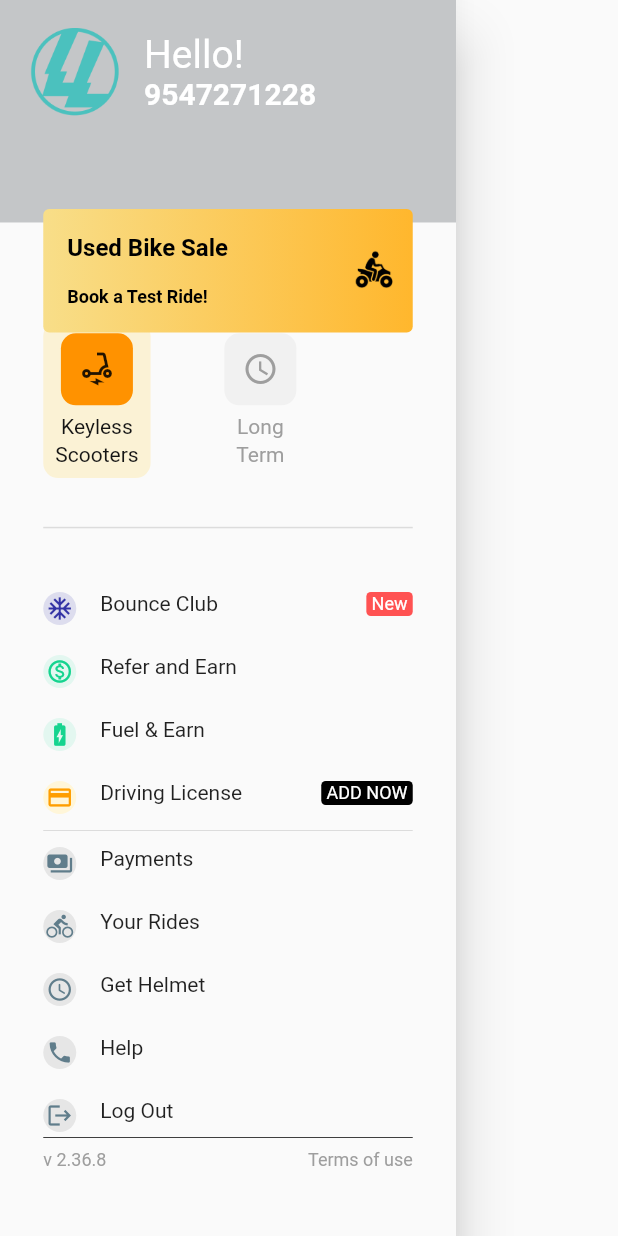
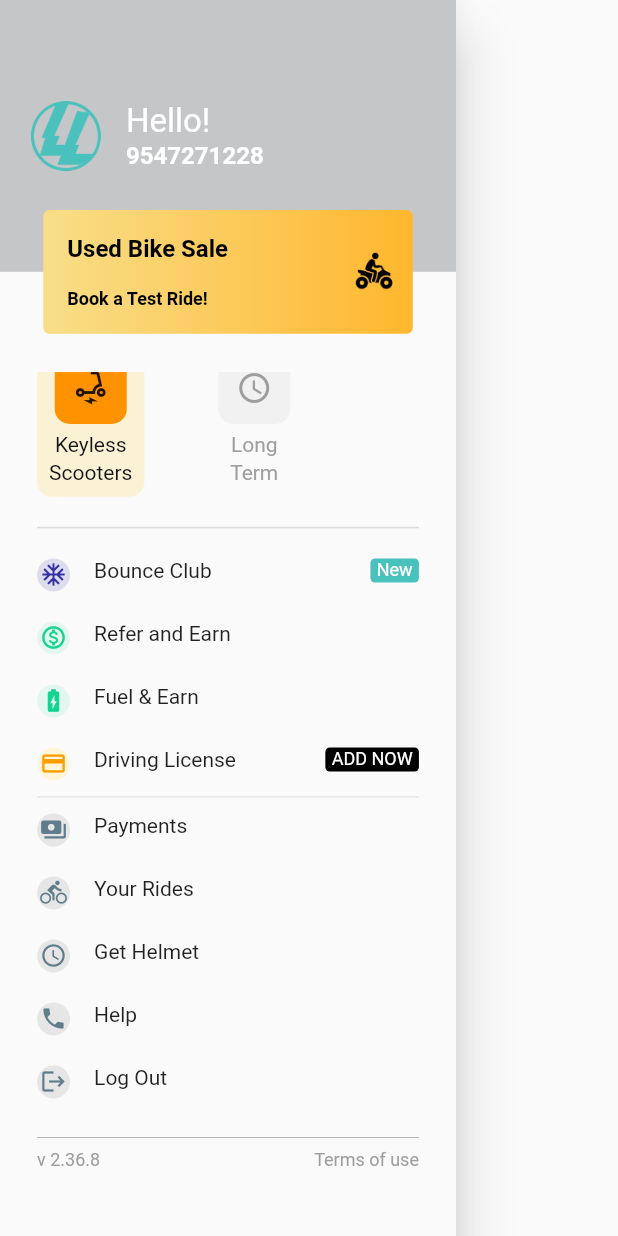
Before and after one commit to prabhunath111/ui_design_micelio, a Flutter app: the MapDrawer widget shown alone on an empty page, opened directly, on a phone screen of 412 x 824 dp. Run offline on Flutter 3.47's test engine with Material 2 defaults, Android fonts, the phone set to English and light mode, and no system bars; our stand-ins replace google_maps_flutter.

Commit message:
fixed issues of drawer

```diff
--- a/lib/screens/map/map_drawer.dart
+++ b/lib/screens/map/map_drawer.dart
@@ -20,15 +20,33 @@
             color: Color(0xFFFAFAFA),
             child: ListView(
               children: [
+                SizedBox(height: screenHeight * 0.275),
+                ImageTextColumn(),
+                Container(
+                    margin: EdgeInsets.only(
+                        left: screenWidth * 0.06, right: screenWidth * 0.06),
+                    child:
+                        Divider(height: screenHeight * 0.05, thickness: 1.0)),
+                MenuDrawer()
+              ],
+            ),
+          ),
+        ),
+        Positioned(
+          top: 0.0,
+          right: 0.0,
+          left: 0.0,
+          child: Column(
+            children: [
               Container(
                 padding: EdgeInsets.only(left: 20.0),
-                  height: screenHeight * 0.18,
+                height: screenHeight * 0.22,
                 child: Align(
-                    alignment: Alignment(0, -0.6),
+                  alignment: Alignment(0, 0),
                   child: Row(
                     children: [
                       CircleAvatar(
-                          radius: 30.0,
+                        radius: 24.0,
                         backgroundColor: const Color(0xFFC4C6C8),
                         child: new Image.asset(
                           'assets/images/png2.png',
@@ -43,14 +61,14 @@
                             "Hello!",
                             style: TextStyle(
                                 color: Colors.white,
-                                  fontSize: 26.0,
+                                fontSize: 22.0,
                                 fontWeight: FontWeight.normal),
                           ),
                           Text(
                             "9547271228",
                             style: TextStyle(
                                 color: Colors.white,
-                                  fontSize: 20.0,
+                                fontSize: 16.0,
                                 fontWeight: FontWeight.bold),
                           ),
                         ],
@@ -60,19 +78,15 @@
                 ),
                 decoration: BoxDecoration(color: Color(0xFFC4C6C8)),
               ),
-                SizedBox(height: screenHeight * 0.08),
-                ImageTextColumn(),
               Container(
-                    margin: EdgeInsets.only(
-                        left: screenWidth * 0.07, right: screenWidth * 0.07),
-                    child: Divider(height: screenHeight * 0.08, thickness: 1.0)),
-                MenuDrawer()
+                height: screenHeight * 0.081,
+                color: Color(0xFFFAFAFA),
+              )
             ],
           ),
         ),
-        ),
         Positioned(
-          top: screenHeight * 0.169,
+          top: screenHeight * 0.17,
           left: screenWidth * 0.07,
           right: screenWidth * 0.07,
           child: Container(
@@ -101,13 +115,13 @@
         ),
         Positioned(
             bottom: 0.0,
-            left: screenWidth * 0.07,
-            right: screenWidth * 0.07,
+            left: screenWidth * 0.06,
+            right: screenWidth * 0.06,
             child: Container(
               decoration: BoxDecoration(
-                border: Border(top: BorderSide(width: 0.5)),
-                color: Color(0xFFFAFAFA)
-              ),
+                  border:
+                      Border(top: BorderSide(width: 0.5, color: Colors.grey)),
+                  color: Color(0xFFFAFAFA)),
               height: screenHeight * 0.08,
               width: screenWidth,
               child: Padding(
@@ -118,23 +132,16 @@
                   children: [
                     Text(
                       'v 2.36.8',
-                      style: TextStyle(
-                        color: Colors.grey,
-                        fontSize: 12
-                      ),
+                      style: TextStyle(color: Colors.grey, fontSize: 12),
                     ),
                     Text(
                       'Terms of use',
-                      style: TextStyle(
-                          color: Colors.grey,
-                        fontSize: 12
-                      ),
+                      style: TextStyle(color: Colors.grey, fontSize: 12),
                     ),
                   ],
                 ),
               ),
-            )
-        )
+            ))
       ],
     );
   }
--- a/lib/screens/map/menu_drawer.dart
+++ b/lib/screens/map/menu_drawer.dart
@@ -7,7 +7,7 @@
     final screenHeight = MediaQuery.of(context).size.height;
     return Container(
       margin:
-          EdgeInsets.only(left: screenWidth * 0.07, right: screenWidth * 0.07),
+          EdgeInsets.only(left: screenWidth * 0.06, right: screenWidth * 0.06),
       child: Column(
         mainAxisAlignment: MainAxisAlignment.start,
         children: [
@@ -29,7 +29,7 @@
 
   Widget listRow(iconBackColor, icon, midText, rightText) {
     return Padding(
-      padding: EdgeInsets.only(top: 10.0, bottom: (midText!='Log Out') ? 10.0 : 0.0),
+      padding: EdgeInsets.only(top: midText!='Bounce Club' ? 10.0 : 0.0, bottom: (midText!='Log Out') ? 10.0 : 0.0),
       child: Row(
         mainAxisAlignment: MainAxisAlignment.start,
         crossAxisAlignment: CrossAxisAlignment.start,
@@ -52,11 +52,11 @@
           Expanded(child: Container()),
           (rightText != '') ? Container(
             decoration: BoxDecoration(
-              color: rightText == 'New' ? Colors.redAccent : Colors.black,
+              color: rightText == 'New' ? Color(0xFF49C1BD) : Colors.black,
               borderRadius: BorderRadius.circular(3)
             ),
               child: Padding(
-                padding: const EdgeInsets.fromLTRB(3.5, 1.0, 3.5,1.0),
+                padding: const EdgeInsets.fromLTRB(4.2, 1.0, 4.2,1.0),
                 child: Text(
                     rightText,
                   style: TextStyle(
--- a/lib/screens/map/widgets/ImageTextColumn.dart
+++ b/lib/screens/map/widgets/ImageTextColumn.dart
@@ -7,7 +7,7 @@
     final screenHeight = MediaQuery.of(context).size.height;
     return Container(
       margin:
-          EdgeInsets.only(left: screenWidth * 0.07, right: screenWidth * 0.07),
+          EdgeInsets.only(left: screenWidth * 0.06, right: screenWidth * 0.06),
       child: Row(
         mainAxisAlignment: MainAxisAlignment.start,
         children: [
```
Lines whose indentation alone changed are shown as unchanged.
